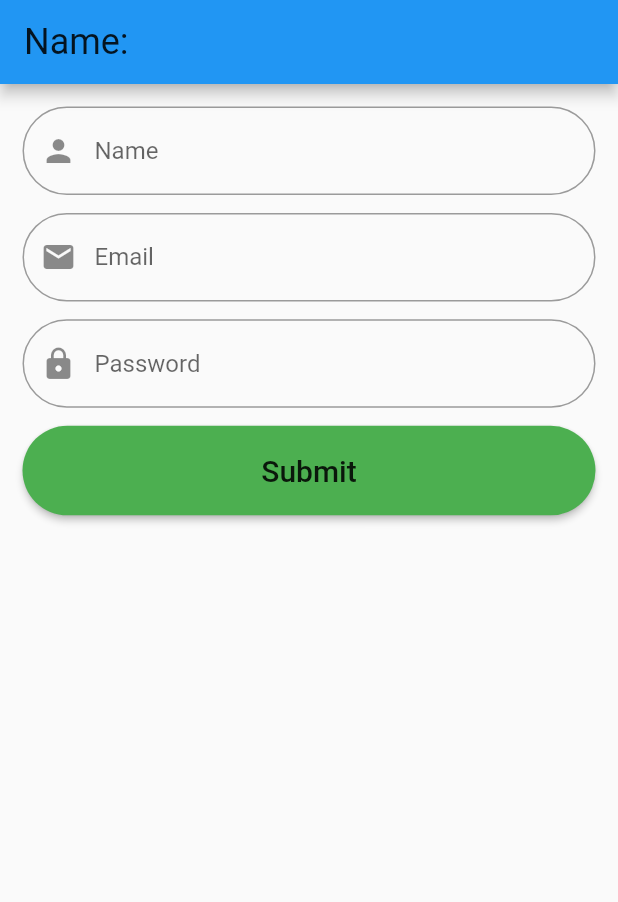
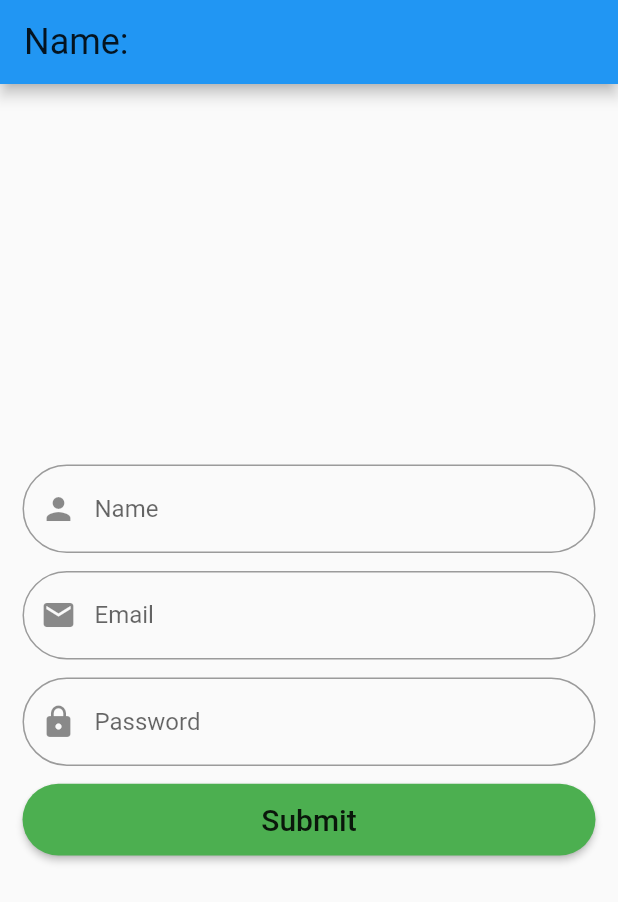
Before and after one commit to hakanpeksen/get_form, a Flutter app: the screen it shows after launch, on a phone screen of 412 x 824 dp. Shown: the top 902 px of the screen. Run offline on Flutter 3.47's test engine with Material 2 defaults, Android fonts, the phone set to English and light mode, and no system bars; our stand-ins replace flutter_screenutil, get, get_storage.

Commit message:
mac de login_view düzenlemesi yapıldı

```diff
--- a/lib/login_form/view/login_view.dart
+++ b/lib/login_form/view/login_view.dart
@@ -26,6 +26,7 @@ class LoginView extends StatelessWidget {
         child: Form(
           key: objeController.loginFormKey,
           autovalidateMode: AutovalidateMode.onUserInteraction,
+          child: Center(
             child: SingleChildScrollView(
               padding: const EdgeInsets.all(UIHelper.space15),
               child: Column(children: [
@@ -55,7 +56,7 @@ class LoginView extends StatelessWidget {
                 ),
                 UIHelper.verticalSpace,
                 SizedBox(
-                height: UIHelper.dynamicHeight(UIHelper.space50),
+                  height: UIHelper.dynamicHeight(UIHelper.space40),
                   width: double.infinity,
                   child: CustomElevatedButton(
                       label: 'Submit',
@@ -68,6 +69,7 @@ class LoginView extends StatelessWidget {
             ),
           ),
         ),
+      ),
     );
   }
 }
--- a/lib/ui/shared/text_style.dart
+++ b/lib/ui/shared/text_style.dart
@@ -2,7 +2,6 @@ import 'package:flutter/material.dart';
 
 import 'ui_helper.dart';
 
-final circleTextInputDecoration =
-    OutlineInputBorder(borderRadius: BorderRadius.circular(UIHelper.space30));
+final circleTextInputDecoration = OutlineInputBorder(borderRadius: BorderRadius.circular(UIHelper.space40));
 
 final submitButtonColor = Colors.green;
--- a/lib/ui/shared/ui_helper.dart
+++ b/lib/ui/shared/ui_helper.dart
@@ -15,6 +15,7 @@ class UIHelper {
   static const double space25 = 25;
   static const double space30 = 30;
   static const double space35 = 35;
+  static const double space40 = 40;
   static const double space50 = 50;
 
   static Widget get verticalSpace => SizedBox(height: dynamicHeight(space10));
```
Also changed, not shown: 6 other files. Lines whose indentation alone changed are shown as unchanged.
